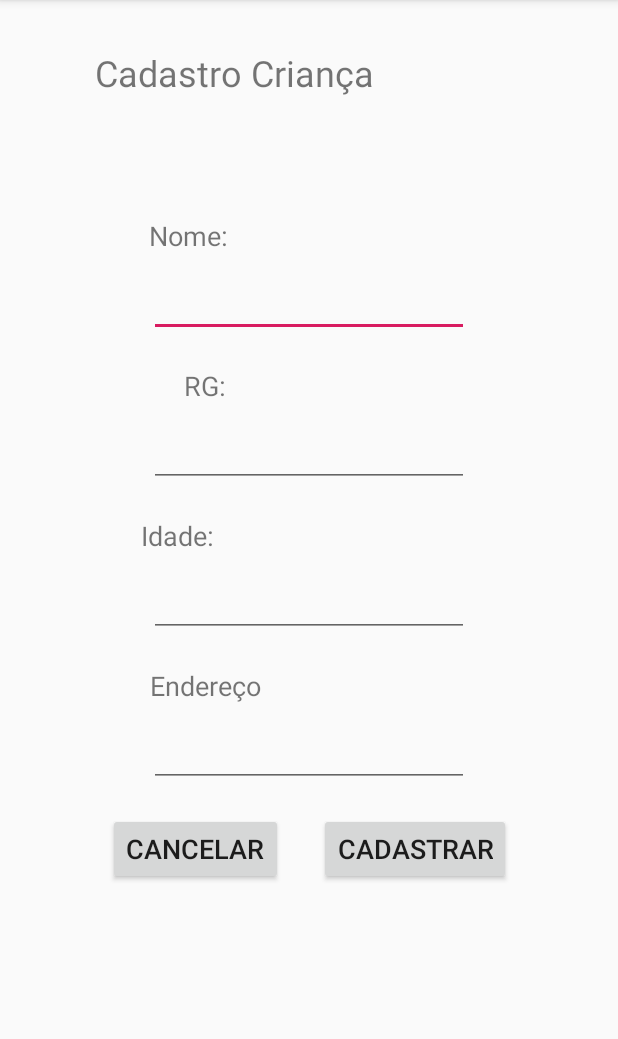
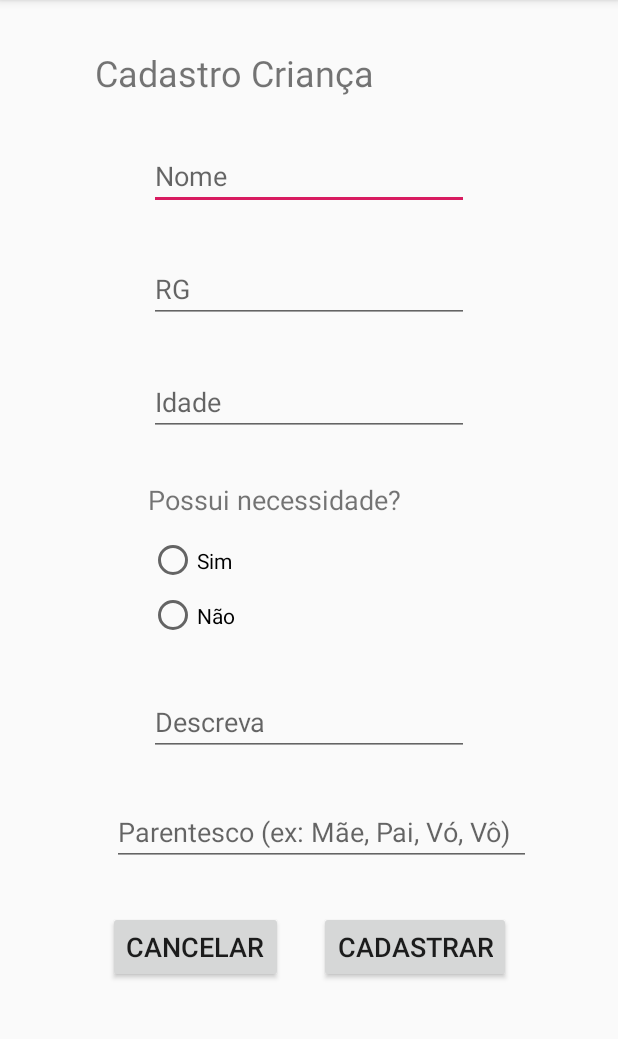
Before and after one commit to RaFaElMOW/TrabalhoMobileProfRafael, an Android app: the ViewCadastroCrianca screen opened directly, with no data from a screen before it, on a phone screen of 412 x 824 dp, the part 84-1123 px from its top. Run offline under Robolectric (Android 15) with nearby library versions, the phone set to English and light mode, and no system bars.

Commit message:
Atualização das telas

```diff
--- a/app/src/main/java/com/example/babycare/ViewCadastroResponsavel.java
+++ b/app/src/main/java/com/example/babycare/ViewCadastroResponsavel.java
@@ -11,7 +11,7 @@ public class ViewCadastroResponsavel extends AppCompatActivity {
     @Override
     protected void onCreate(Bundle savedInstanceState) {
         super.onCreate(savedInstanceState);
-        setContentView(R.layout.activity_view_cadastro);
+        setContentView(R.layout.activity_view_cadastro_responsavel);
 
         Button cancelar = (Button) findViewById(R.id.btnCancelar);
         Button cadastrar = (Button) findViewById(R.id.btnEfetuarCadastro);
--- a/app/src/main/res/layout/activity_view_cadastro_crianca.xml
+++ b/app/src/main/res/layout/activity_view_cadastro_crianca.xml
@@ -5,19 +5,6 @@
     android:layout_width="match_parent"
     android:layout_height="match_parent"
     tools:context=".ViewCadastroResponsavel">
-
-    <TextView
-        android:id="@+id/lblnome"
-        android:layout_width="wrap_content"
-        android:layout_height="wrap_content"
-        android:layout_marginStart="99dp"
-        android:layout_marginTop="80dp"
-        android:layout_marginEnd="260dp"
-        android:text="Nome:"
-        android:textSize="18sp"
-        app:layout_constraintEnd_toEndOf="parent"
-        app:layout_constraintStart_toStartOf="parent"
-        app:layout_constraintTop_toBottomOf="@+id/lblnome2" />
 
     <TextView
         android:id="@+id/lblnome2"
@@ -32,120 +19,145 @@
         app:layout_constraintStart_toStartOf="parent"
         app:layout_constraintTop_toTopOf="parent" />
 
-    <TextView
-        android:id="@+id/lblTelefone"
-        android:layout_width="wrap_content"
-        android:layout_height="wrap_content"
-        android:layout_marginStart="99dp"
-        android:layout_marginTop="20dp"
-        android:layout_marginEnd="238dp"
-        android:text="RG:"
-        android:textSize="18sp"
-        app:layout_constraintEnd_toEndOf="parent"
-        app:layout_constraintStart_toStartOf="parent"
-        app:layout_constraintTop_toBottomOf="@+id/editText" />
-
-    <TextView
-        android:id="@+id/lblEndereco"
-        android:layout_width="wrap_content"
-        android:layout_height="wrap_content"
-        android:layout_marginStart="99dp"
-        android:layout_marginTop="20dp"
-        android:layout_marginEnd="238dp"
-        android:text="Endereço"
-        android:textSize="18sp"
-        app:layout_constraintEnd_toEndOf="parent"
-        app:layout_constraintStart_toStartOf="parent"
-        app:layout_constraintTop_toBottomOf="@+id/editText3" />
-
-    <TextView
-        android:id="@+id/lblCPF"
-        android:layout_width="wrap_content"
-        android:layout_height="wrap_content"
-        android:layout_marginStart="99dp"
-        android:layout_marginTop="20dp"
-        android:layout_marginEnd="275dp"
-        android:text="Idade:"
-        android:textSize="18sp"
-        app:layout_constraintEnd_toEndOf="parent"
-        app:layout_constraintStart_toStartOf="parent"
-        app:layout_constraintTop_toBottomOf="@+id/editText2" />
-
     <EditText
         android:id="@+id/editText"
         android:layout_width="wrap_content"
         android:layout_height="wrap_content"
         android:layout_marginStart="99dp"
-        android:layout_marginTop="10dp"
+        android:layout_marginTop="30dp"
         android:layout_marginEnd="99dp"
         android:ems="10"
+        android:hint="Nome"
         android:inputType="textPersonName"
         app:layout_constraintEnd_toEndOf="parent"
         app:layout_constraintStart_toStartOf="parent"
-        app:layout_constraintTop_toBottomOf="@+id/lblnome" />
+        app:layout_constraintTop_toBottomOf="@+id/lblnome2" />
 
     <EditText
         android:id="@+id/editText3"
         android:layout_width="wrap_content"
         android:layout_height="wrap_content"
         android:layout_marginStart="99dp"
-        android:layout_marginTop="10dp"
+        android:layout_marginTop="30dp"
         android:layout_marginEnd="99dp"
         android:ems="10"
+        android:hint="Idade"
         android:inputType="textPersonName"
         app:layout_constraintEnd_toEndOf="parent"
         app:layout_constraintStart_toStartOf="parent"
-        app:layout_constraintTop_toBottomOf="@+id/lblCPF" />
-
-    <EditText
-        android:id="@+id/editText4"
-        android:layout_width="wrap_content"
-        android:layout_height="wrap_content"
-        android:layout_marginStart="99dp"
-        android:layout_marginTop="10dp"
-        android:layout_marginEnd="99dp"
-        android:ems="10"
-        android:inputType="textPersonName"
-        app:layout_constraintEnd_toEndOf="parent"
-        app:layout_constraintStart_toStartOf="parent"
-        app:layout_constraintTop_toBottomOf="@+id/lblEndereco" />
+        app:layout_constraintTop_toBottomOf="@+id/editText2" />
 
     <EditText
         android:id="@+id/editText2"
         android:layout_width="wrap_content"
         android:layout_height="wrap_content"
         android:layout_marginStart="99dp"
-        android:layout_marginTop="10dp"
+        android:layout_marginTop="30dp"
         android:layout_marginEnd="99dp"
         android:ems="10"
+        android:hint="RG"
         android:inputType="textPersonName"
         app:layout_constraintEnd_toEndOf="parent"
         app:layout_constraintStart_toStartOf="parent"
-        app:layout_constraintTop_toBottomOf="@+id/lblTelefone" />
+        app:layout_constraintTop_toBottomOf="@+id/editText" />
 
     <Button
         android:id="@+id/btnCancelar"
         android:layout_width="wrap_content"
         android:layout_height="wrap_content"
         android:layout_marginStart="99dp"
-        android:layout_marginTop="17dp"
+        android:layout_marginTop="30dp"
         android:layout_marginEnd="12dp"
         android:text="Cancelar"
         android:textSize="18sp"
         app:layout_constraintEnd_toStartOf="@+id/btnEfetuarCadastro"
+        app:layout_constraintHorizontal_chainStyle="packed"
         app:layout_constraintStart_toStartOf="parent"
-        app:layout_constraintTop_toBottomOf="@+id/editText4" />
+        app:layout_constraintTop_toBottomOf="@+id/editText7" />
 
     <Button
         android:id="@+id/btnEfetuarCadastro"
         android:layout_width="wrap_content"
         android:layout_height="wrap_content"
         android:layout_marginStart="12dp"
-        android:layout_marginTop="17dp"
+        android:layout_marginTop="30dp"
         android:layout_marginEnd="99dp"
         android:text="Cadastrar"
         android:textSize="18sp"
         app:layout_constraintEnd_toEndOf="parent"
         app:layout_constraintStart_toEndOf="@+id/btnCancelar"
-        app:layout_constraintTop_toBottomOf="@+id/editText4" />
+        app:layout_constraintTop_toBottomOf="@+id/editText7" />
+
+    <TextView
+        android:id="@+id/textView"
+        android:layout_width="wrap_content"
+        android:layout_height="wrap_content"
+        android:layout_marginStart="99dp"
+        android:layout_marginTop="30dp"
+        android:layout_marginEnd="146dp"
+        android:text="Possui necessidade?"
+        android:textSize="18sp"
+        app:layout_constraintEnd_toEndOf="parent"
+        app:layout_constraintStart_toStartOf="parent"
+        app:layout_constraintTop_toBottomOf="@+id/editText3" />
+
+    <RadioGroup
+        android:id="@+id/radioGroup"
+        android:layout_width="63dp"
+        android:layout_height="73dp"
+        android:layout_marginStart="99dp"
+        android:layout_marginTop="10dp"
+        android:layout_marginEnd="249dp"
+        app:layout_constraintEnd_toEndOf="parent"
+        app:layout_constraintStart_toStartOf="parent"
+        app:layout_constraintTop_toBottomOf="@+id/textView">
+
+        <RadioButton
+            android:id="@+id/rbnSim"
+            android:layout_width="wrap_content"
+            android:layout_height="wrap_content"
+            android:layout_weight="1"
+            android:text="Sim" />
+
+        <RadioButton
+            android:id="@+id/rbnNao"
+            android:layout_width="wrap_content"
+            android:layout_height="wrap_content"
+            android:layout_weight="1"
+            android:text="Não" />
+    </RadioGroup>
+
+    <EditText
+        android:id="@+id/editText6"
+        android:layout_width="wrap_content"
+        android:layout_height="wrap_content"
+        android:layout_marginStart="99dp"
+        android:layout_marginTop="30dp"
+        android:layout_marginEnd="99dp"
+        android:ems="10"
+        android:hint="Descreva"
+        android:inputType="textMultiLine"
+        app:layout_constraintEnd_toEndOf="parent"
+        app:layout_constraintStart_toStartOf="parent"
+        app:layout_constraintTop_toBottomOf="@+id/radioGroup" />
+
+    <android.support.constraint.Group
+        android:id="@+id/group"
+        android:layout_width="wrap_content"
+        android:layout_height="wrap_content" />
+
+    <EditText
+        android:id="@+id/editText7"
+        android:layout_width="279dp"
+        android:layout_height="43dp"
+        android:layout_marginStart="74dp"
+        android:layout_marginTop="30dp"
+        android:layout_marginEnd="58dp"
+        android:ems="10"
+        android:hint="Parentesco (ex: Mãe, Pai, Vó, Vô)"
+        android:inputType="textPersonName"
+        app:layout_constraintEnd_toEndOf="parent"
+        app:layout_constraintStart_toStartOf="parent"
+        app:layout_constraintTop_toBottomOf="@+id/editText6" />
+
 </android.support.constraint.ConstraintLayout>
```
Also changed, not shown: app/src/main/res/layout/activity_view_cadastro_responsavel.xml (added, +151 -0 lines).
